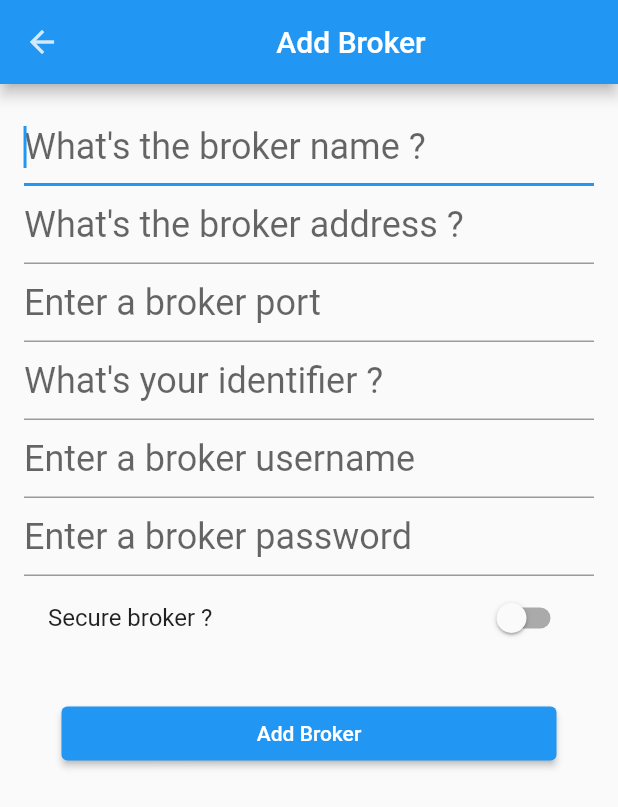
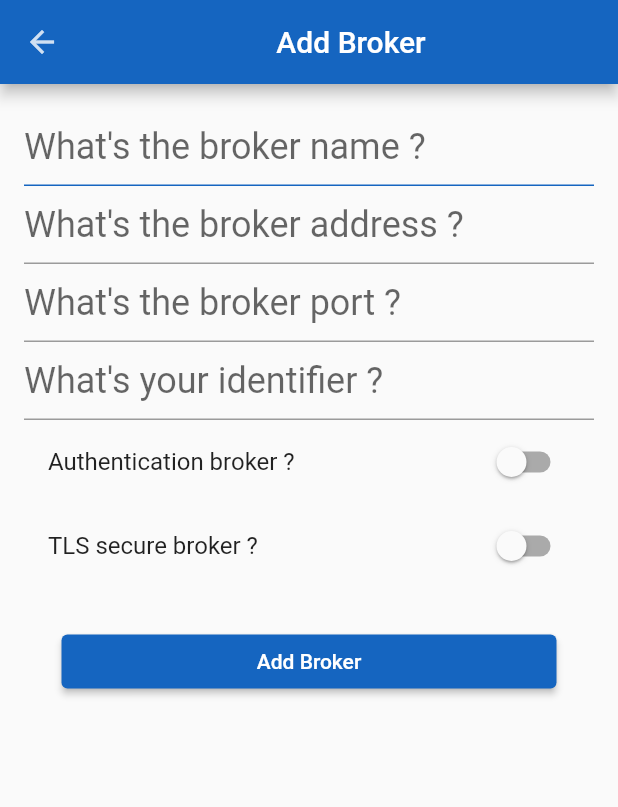
Before and after one commit to pierretdf/mqtt_flutter_app, a Flutter app: the screen it shows after launch, after a tap on "Broker", on a phone screen of 412 x 824 dp. Shown: the top 807 px of the screen. Run offline on Flutter 3.47's test engine with Material 2 defaults, Android fonts, the phone set to English and light mode, and no system bars; our stand-ins replace bloc, equatable, flutter_bloc, google_maps_flutter, sqflite, syncfusion_flutter_gauges; missing offline and left inert: mqtt_client; accounts and stored records are empty.

Commit message:
Theme System update

```diff
--- a/lib/blocs/mqtt/mqtt_bloc.dart
+++ b/lib/blocs/mqtt/mqtt_bloc.dart
@@ -24,7 +24,6 @@ class MqttBloc extends Bloc<MqttEvent, MqttState> {
     try {
       final mqttClient = await mqttRepository.prepareMqttClient(event.broker);
       if (mqttClient.connectionStatus.state == MqttConnectionState.connected) {
-        // TODO every topics of broker which has been connected (brokerId depedent)
         final topics = await topicRepository.getTopics();
         topics.forEach((topic) {
           mqttRepository.subscribeToTopic(topic.title);
--- a/lib/main.dart
+++ b/lib/main.dart
@@ -6,6 +6,7 @@ import 'blocs/blocs.dart';
 import 'models/models.dart';
 import 'services/repositories.dart';
 import 'settings/localization.dart';
+import 'views/add_edit_broker_view.dart';
 import 'views/add_edit_widget_view.dart';
 import 'views/views.dart';
 
--- a/lib/settings/app_theme.dart
+++ b/lib/settings/app_theme.dart
@@ -1,22 +1,31 @@
+import 'dart:math';
 import 'package:flutter/material.dart';
 
 class AppTheme {
   static ThemeData get lightTheme => ThemeData(
         brightness: Brightness.light,
-        primaryColor: Colors.blue,
+        primarySwatch: generateMaterialColor(Color.fromARGB(0, 28, 99, 159)),
+        primaryColor: Colors.blue[800],
         accentColor: Colors.white,
+        primaryColorDark: Colors.black,
         iconTheme: IconThemeData(color: Colors.white, opacity: 0.8),
-        floatingActionButtonTheme: FloatingActionButtonThemeData(
-            backgroundColor: Colors.white),
+        floatingActionButtonTheme:
+            FloatingActionButtonThemeData(backgroundColor: Colors.white),
         cardTheme: CardTheme(color: Colors.white),
         tabBarTheme: const TabBarTheme(labelColor: Colors.black),
         elevatedButtonTheme: ElevatedButtonThemeData(
             style: ButtonStyle(
-          backgroundColor: MaterialStateProperty.all<Color>(Colors.blue),
+          backgroundColor: MaterialStateProperty.all<Color>(Colors.blue[800]),
           foregroundColor: MaterialStateProperty.all<Color>(Colors.white),
         )),
         checkboxTheme: CheckboxThemeData(
-            checkColor: MaterialStateProperty.all<Color>(Colors.blue))
+            checkColor: MaterialStateProperty.all<Color>(Colors.blue[800])),
+        inputDecorationTheme: InputDecorationTheme(
+            focusedBorder: UnderlineInputBorder(
+              borderSide: BorderSide(color: Colors.blue[800]),
+            ),
+            focusColor: Colors.blue[800]),
+        //labelStyle: TextStyle(color: Colors.blue[800])),
 
         // textTheme: const TextTheme(
         //   bodyText1: TextStyle(
@@ -27,23 +36,69 @@ class AppTheme {
 
   static ThemeData get darkTheme => ThemeData(
         brightness: Brightness.dark,
-        primaryColor: Colors.grey,
-        accentColor: Colors.black,
+        primaryColor: Colors.black,
+        primaryColorDark: Colors.white,
+        accentColor: Colors.white,
         iconTheme: IconThemeData(color: Colors.white, opacity: 0.8),
-        cardTheme: CardTheme(color: Colors.white),
-        floatingActionButtonTheme: FloatingActionButtonThemeData(
-            backgroundColor: Colors.grey[900]),
+        cardTheme: CardTheme(color: Colors.black),
+        floatingActionButtonTheme:
+            FloatingActionButtonThemeData(backgroundColor: Colors.white),
         elevatedButtonTheme: ElevatedButtonThemeData(
             style: ButtonStyle(
           backgroundColor: MaterialStateProperty.all<Color>(Colors.grey[900]),
           foregroundColor: MaterialStateProperty.all<Color>(Colors.white),
         )),
         checkboxTheme: CheckboxThemeData(
-            checkColor: MaterialStateProperty.all<Color>(Colors.blue)),
-        // textTheme: const TextTheme(
-        //   bodyText1: TextStyle(
-        //     color: Colors.white,
-        //   ),
-        // ),
+            checkColor: MaterialStateProperty.all<Color>(Colors.blue[800])),
+        textTheme: const TextTheme(
+          bodyText1: TextStyle(
+            color: Colors.white,
+          ),
+        ),
+        inputDecorationTheme: InputDecorationTheme(
+          enabledBorder: UnderlineInputBorder(
+            borderSide: BorderSide(color: Colors.white),
+          ),
+          focusedBorder: UnderlineInputBorder(
+            borderSide: BorderSide(color: Colors.white),
+          ),
+          border: UnderlineInputBorder(
+            borderSide: BorderSide(color: Colors.white),
+          ),
+        ),
       );
 }
+// https://medium.com/@morgenroth/using-flutters-primary-swatch-with-a-custom-materialcolor-c5e0f18b95b0
+
+MaterialColor generateMaterialColor(Color color) {
+  return MaterialColor(color.value, {
+    50: tintColor(color, 0.9),
+    100: tintColor(color, 0.8),
+    200: tintColor(color, 0.6),
+    300: tintColor(color, 0.4),
+    400: tintColor(color, 0.2),
+    500: color,
+    600: shadeColor(color, 0.1),
+    700: shadeColor(color, 0.2),
+    800: shadeColor(color, 0.3),
+    900: shadeColor(color, 0.4),
+  });
+}
+
+int tintValue(int value, double factor) =>
+    max(0, min((value + ((255 - value) * factor)).round(), 255));
+
+Color tintColor(Color color, double factor) => Color.fromRGBO(
+    tintValue(color.red, factor),
+    tintValue(color.green, factor),
+    tintValue(color.blue, factor),
+    1);
+
+int shadeValue(int value, double factor) =>
+    max(0, min(value - (value * factor).round(), 255));
+
+Color shadeColor(Color color, double factor) => Color.fromRGBO(
+    shadeValue(color.red, factor),
+    shadeValue(color.green, factor),
+    shadeValue(color.blue, factor),
+    1);
--- a/lib/settings/keys.dart
+++ b/lib/settings/keys.dart
@@ -46,7 +46,7 @@ class AppKeys {
   static const detailsBrokerItemPassword = Key('DetailsBroker__Password');
   static const detailsBrokerItemPrivateKeyPassword =
       Key('DetailsBroker__PrivateKeyPassword');
-  // TODO Add all others broker field attriubtes for details screen
+  // TODO Add all others broker field attributes for details screen
 
   // Widget Details Screen
   static const editWidgetFab = Key('__editWidgetFab__');
@@ -63,6 +63,7 @@ class AppKeys {
   static const brokerAddressField = Key('__brokerAddressField__');
   static const brokerPortField = Key('__brokerPortField__');
   static const brokerIdentifierField = Key('__brokerIdentifierField__');
+  static const brokerAuthenticationField = Key('__brokerAuthenticationField__');
   static const brokerUsernameField = Key('__brokerUsernameField__');
   static const brokerPasswordField = Key('__brokerPasswordField__');
   static const brokerSecureField = Key('__brokerSecureField__');
--- a/lib/settings/localization.dart
+++ b/lib/settings/localization.dart
@@ -22,7 +22,14 @@ class FlutterBlocLocalizations {
 
   String get newBrokerAddress => "What's the broker address ?";
   String get newBrokerName => "What's the broker name ?";
+  String get newBrokerPort => "What's the broker port ?";
   String get newBrokerIdentifier => "What's your identifier ?";
+  String get newBrokerUsername => "What's the broker username ?";
+  String get newBrokerPassword => "What's the broker password ?";
+  String get newBrokerClientCertificate => "What's the client certificate ?";
+  String get newBrokerPrivateKey => "What's the private key ?";
+  String get newBrokerPrivateKeyPassword => "What's the private key password ?";
+  String get newBrokerCertificateAuthority => "What's the certificate authority ?";
   String get emptyBrokerError => 'Please enter some text !';
   String get brokerDeleted => 'Broker deleted';
 
--- a/lib/views/add_edit_broker_view.dart
+++ b/lib/views/add_edit_broker_view.dart
@@ -46,6 +46,7 @@ class _AddEditBrokerScreenState extends State<AddEditBrokerScreen> {
   String _username;
   String _password;
   int _qos;
+  bool _authentication = false;
   bool _secure = false;
   String _certificatePath; // Optionnal
   String _privateKeyPath; // Optionnal
@@ -126,8 +127,8 @@ class _AddEditBrokerScreenState extends State<AddEditBrokerScreen> {
                 style: textTheme.headline5,
                 keyboardType: TextInputType.number,
                 textInputAction: TextInputAction.next,
-                decoration: const InputDecoration(
-                  hintText: 'Enter a broker port',
+                decoration: InputDecoration(
+                  hintText: localizations.newBrokerPort,
                 ),
                 validator: (val) {
                   return val.trim().isEmpty
@@ -155,15 +156,30 @@ class _AddEditBrokerScreenState extends State<AddEditBrokerScreen> {
                 onSaved: (value) => _identifier = value,
                 onEditingComplete: () => node.nextFocus(),
               ),
+              SwitchListTile(
+                title: const Text('Authentication broker ?'),
+                key: AppKeys.brokerAuthenticationField,
+                value: _authentication,
+                activeColor: Theme.of(context).primaryColor,
+                onChanged: (bool value) {
+                  setState(() {
+                    _authentication = value;
+                  });
+                },
+              ),
               // Broker Username
+              Visibility(
+                visible: _authentication,
+                child: Column(
+                  children: [
                     TextFormField(
                       initialValue: isEditing ? widget.broker.username : '',
                       key: AppKeys.brokerUsernameField,
                       autofocus: !isEditing,
                       style: textTheme.headline5,
                       textInputAction: TextInputAction.next,
-                decoration: const InputDecoration(
-                  hintText: 'Enter a broker username',
+                      decoration: InputDecoration(
+                        hintText: localizations.newBrokerUsername,
                       ),
                       validator: (val) {
                         return null;
@@ -178,8 +194,8 @@ class _AddEditBrokerScreenState extends State<AddEditBrokerScreen> {
                       autofocus: !isEditing,
                       style: textTheme.headline5,
                       textInputAction: TextInputAction.next,
-                decoration: const InputDecoration(
-                  hintText: 'Enter a broker password',
+                      decoration: InputDecoration(
+                        hintText: localizations.newBrokerPassword,
                       ),
                       validator: (val) {
                         return null;
@@ -187,8 +203,11 @@ class _AddEditBrokerScreenState extends State<AddEditBrokerScreen> {
                       onSaved: (value) => _password = value,
                       onEditingComplete: () => node.nextFocus(),
                     ),
+                  ],
+                ),
+              ),
               SwitchListTile(
-                title: const Text('Secure broker ?'),
+                title: const Text('TLS secure broker ?'),
                 key: AppKeys.brokerSecureField,
                 value: _secure,
                 activeColor: Theme.of(context).primaryColor,
@@ -221,8 +240,8 @@ class _AddEditBrokerScreenState extends State<AddEditBrokerScreen> {
                         controller: _certificateController,
                         style: textTheme.headline5,
                         textInputAction: TextInputAction.next,
-                        decoration: const InputDecoration(
-                          hintText: 'Select a certification file path',
+                        decoration: InputDecoration(
+                          hintText: localizations.newBrokerClientCertificate,
                           icon: Icon(Icons.file_present),
                         ),
                         validator: (val) {
@@ -253,8 +272,8 @@ class _AddEditBrokerScreenState extends State<AddEditBrokerScreen> {
                         controller: _privateKeyController,
                         style: textTheme.headline5,
                         textInputAction: TextInputAction.next,
-                        decoration: const InputDecoration(
-                          hintText: 'Private key file path',
+                        decoration: InputDecoration(
+                          hintText: localizations.newBrokerPrivateKey,
                           icon: Icon(Icons.file_present),
                         ),
                         validator: (val) {
@@ -273,8 +292,8 @@ class _AddEditBrokerScreenState extends State<AddEditBrokerScreen> {
                       autofocus: !isEditing,
                       style: textTheme.headline5,
                       textInputAction: TextInputAction.next,
-                      decoration: const InputDecoration(
-                        hintText: 'Private key password (optional)',
+                      decoration: InputDecoration(
+                        hintText: localizations.newBrokerPrivateKeyPassword,
                       ),
                       validator: (val) {
                         return null;
@@ -301,8 +320,8 @@ class _AddEditBrokerScreenState extends State<AddEditBrokerScreen> {
                         controller: _clientAuthorityController,
                         style: textTheme.headline5,
                         textInputAction: TextInputAction.next,
-                        decoration: const InputDecoration(
-                          hintText: 'Client authority file path',
+                        decoration: InputDecoration(
+                          hintText: localizations.newBrokerCertificateAuthority,
                           icon: Icon(Icons.file_present),
                         ),
                         validator: (val) {
@@ -325,7 +344,6 @@ class _AddEditBrokerScreenState extends State<AddEditBrokerScreen> {
                   onPressed: () {
                     if (_formKey.currentState.validate()) {
                       _formKey.currentState.save();
-                      // TODO add every mandatory parameters for MQTT Broker
                       widget.onSave(
                           _name,
                           _address,
--- a/lib/views/add_edit_widget_view.dart
+++ b/lib/views/add_edit_widget_view.dart
@@ -99,7 +99,6 @@ class _AddEditWidgetScreenState extends State<AddEditWidgetScreen> {
               BlocBuilder<SubscriptionBloc, SubscriptionState>(
                 builder: (context, state) {
                   if (state is SubscribedTopicsLoadSuccess) {
-                    print(state.topicsTitle);
                     return DropdownButtonFormField<String>(
                       hint: const Text("Topic's name"),
                       items: state.topicsTitle
--- a/lib/views/views.dart
+++ b/lib/views/views.dart
@@ -1,4 +1,5 @@
-export './add_edit_broker_view.dart';
+//export './add_edit_broker_view.dart';
+export './add_edit_widget_view.dart';
 export './broker_details_view.dart';
 export './home_view.dart';
 export './widget_item_details_view.dart';
--- a/lib/views/widget_item_details_view.dart
+++ b/lib/views/widget_item_details_view.dart
@@ -42,7 +42,9 @@ class WidgetItemDetailsScreen extends StatelessWidget {
                         mainButtonTitle: 'Delete',
                         onPressed: () {
                           context.read<WidgetBloc>().add(WidgetItemDeleted(widgetItem));
-                          Navigator.of(context).pop;
+                          Navigator.of(context).pop();
+                          // To quit the Widget Details Page
+                          Navigator.of(context).pop();
                         },
                       );
                     },
@@ -115,7 +117,6 @@ class WidgetItemDetailsScreen extends StatelessWidget {
                                     WidgetItemUpdated(
                                       widgetItem.copyWith(
                                           name: name, type: type, topic: topic),
-                                      // TODO add arguments for widget config
                                     ),
                                   );
                             },
--- a/lib/widgets/brokers/broker_item.dart
+++ b/lib/widgets/brokers/broker_item.dart
@@ -31,7 +31,7 @@ class BrokerItem extends StatelessWidget {
                 Container(
                   padding: const EdgeInsets.fromLTRB(0, 0, 0, 5),
                   child: Icon(_iconState(broker.state),
-                      color: Colors.black,
+                      color: Theme.of(context).primaryColorDark,//Theme.of(context).primaryColorDark
                       size: 30),
                 ),
                 Container(
--- a/lib/widgets/brokers/brokers_view.dart
+++ b/lib/widgets/brokers/brokers_view.dart
@@ -3,7 +3,6 @@ import 'package:flutter_bloc/flutter_bloc.dart';
 
 import '../../blocs/blocs.dart';
 import '../../settings/keys.dart';
-import '../../settings/localization.dart';
 import '../../views/views.dart';
 import '../widgets.dart';
 
@@ -12,7 +11,6 @@ class BrokersView extends StatelessWidget {
 
   @override
   Widget build(BuildContext context) {
-    final localizations = FlutterBlocLocalizations.of(context);
 
     return Scaffold(
       floatingActionButton: FloatingActionButton.extended(
```
Also changed, not shown: lib/views/broker_details_view.dart (+32 -25 lines), lib/widgets/messages_view.dart (+28 -30 lines), lib/widgets/widget_items/widget_item.dart (+8 -8 lines), lib/widgets/widget_items/widgets_view.dart (+15 -15 lines), 1 other file. Lines whose indentation alone changed are shown as unchanged.
